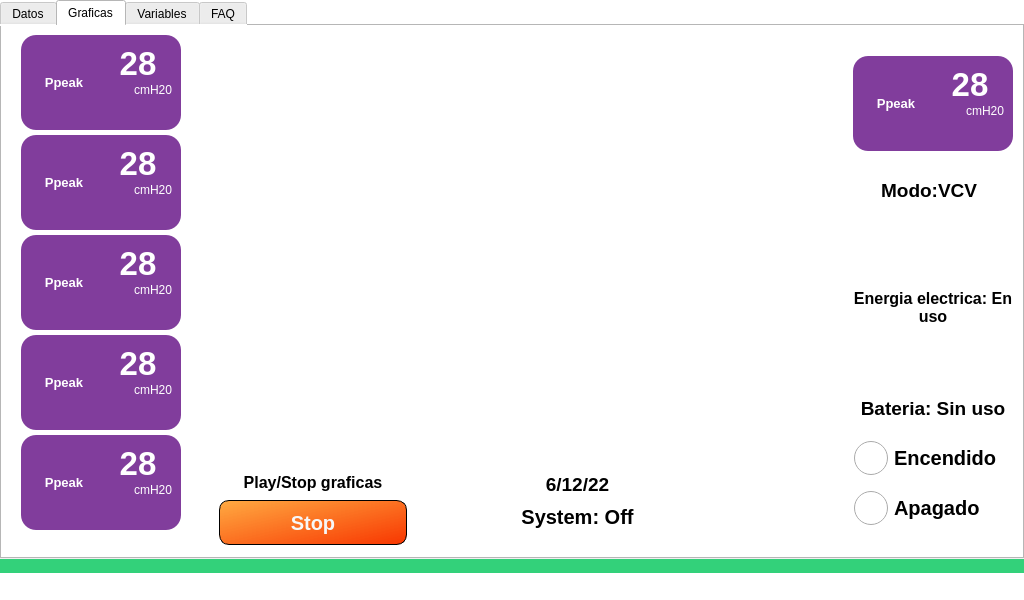
Qt form _main_.ui (JulianDuque97/EPI) before a commit.
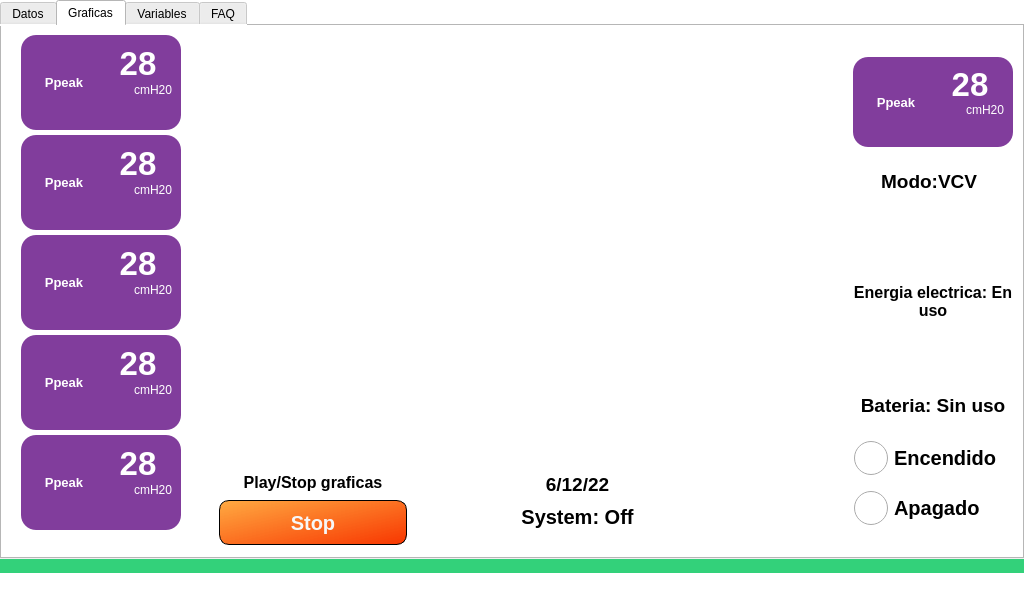
The same form after that commit. Icons and pictures are not drawn. Custom widgets are drawn as their Qt base class.

The edit to the form file:
```diff
--- a/_main_.ui
+++ b/_main_.ui
@@ -1657,12 +1657,293 @@
               <property name="spacing">
                <number>0</number>
               </property>
+              <item row="2" column="0">
+               <layout class="QVBoxLayout" name="verticalLayout_2">
+                <property name="spacing">
+                 <number>15</number>
+                </property>
+                <item>
+                 <widget class="QLabel" name="label_118">
+                  <property name="minimumSize">
+                   <size>
+                    <width>120</width>
+                    <height>50</height>
+                   </size>
+                  </property>
+                  <property name="maximumSize">
+                   <size>
+                    <width>16777215</width>
+                    <height>50</height>
+                   </size>
+                  </property>
+                  <property name="font">
+                   <font>
+                    <pointsize>11</pointsize>
+                    <weight>75</weight>
+                    <bold>true</bold>
+                   </font>
+                  </property>
+                  <property name="layoutDirection">
+                   <enum>Qt::LeftToRight</enum>
+                  </property>
+                  <property name="styleSheet">
+                   <string notr="true">image: url(:/logos/Images/electric.jpg);</string>
+                  </property>
+                  <property name="text">
+                   <string/>
+                  </property>
+                  <property name="alignment">
+                   <set>Qt::AlignCenter</set>
+                  </property>
+                 </widget>
+                </item>
+                <item>
+                 <widget class="QLabel" name="label_122">
+                  <property name="minimumSize">
+                   <size>
+                    <width>110</width>
+                    <height>30</height>
+                   </size>
+                  </property>
+                  <property name="maximumSize">
+                   <size>
+                    <width>16777215</width>
+                    <height>40</height>
+                   </size>
+                  </property>
+                  <property name="font">
+                   <font>
+                    <pointsize>12</pointsize>
+                    <weight>75</weight>
+                    <bold>true</bold>
+                   </font>
+                  </property>
+                  <property name="layoutDirection">
+                   <enum>Qt::LeftToRight</enum>
+                  </property>
+                  <property name="text">
+                   <string>Energia electrica: En uso</string>
+                  </property>
+                  <property name="scaledContents">
+                   <bool>true</bool>
+                  </property>
+                  <property name="alignment">
+                   <set>Qt::AlignCenter</set>
+                  </property>
+                  <property name="wordWrap">
+                   <bool>true</bool>
+                  </property>
+                 </widget>
+                </item>
+               </layout>
+              </item>
+              <item row="4" column="0">
+               <layout class="QVBoxLayout" name="verticalLayout_4">
+                <property name="spacing">
+                 <number>15</number>
+                </property>
+                <item>
+                 <widget class="QRadioButton" name="radioButton">
+                  <property name="minimumSize">
+                   <size>
+                    <width>0</width>
+                    <height>25</height>
+                   </size>
+                  </property>
+                  <property name="font">
+                   <font>
+                    <pointsize>15</pointsize>
+                    <weight>75</weight>
+                    <bold>true</bold>
+                   </font>
+                  </property>
+                  <property name="styleSheet">
+                   <string notr="true">QRadioButton::indicator { width: 35px; height: 35px;}</string>
+                  </property>
+                  <property name="text">
+                   <string>Encendido</string>
+                  </property>
+                  <property name="iconSize">
+                   <size>
+                    <width>36</width>
+                    <height>20</height>
+                   </size>
+                  </property>
+                 </widget>
+                </item>
+                <item>
+                 <widget class="QRadioButton" name="radioButton_2">
+                  <property name="font">
+                   <font>
+                    <pointsize>15</pointsize>
+                    <weight>75</weight>
+                    <bold>true</bold>
+                   </font>
+                  </property>
+                  <property name="styleSheet">
+                   <string notr="true">QRadioButton::indicator { width: 35px; height: 35px;}</string>
+                  </property>
+                  <property name="text">
+                   <string>Apagado</string>
+                  </property>
+                  <property name="iconSize">
+                   <size>
+                    <width>54</width>
+                    <height>41</height>
+                   </size>
+                  </property>
+                 </widget>
+                </item>
+               </layout>
+              </item>
+              <item row="1" column="0">
+               <layout class="QHBoxLayout" name="horizontalLayout_2">
+                <item>
+                 <widget class="QLabel" name="label_117">
+                  <property name="minimumSize">
+                   <size>
+                    <width>85</width>
+                    <height>25</height>
+                   </size>
+                  </property>
+                  <property name="maximumSize">
+                   <size>
+                    <width>70</width>
+                    <height>25</height>
+                   </size>
+                  </property>
+                  <property name="font">
+                   <font>
+                    <pointsize>14</pointsize>
+                    <weight>75</weight>
+                    <bold>true</bold>
+                   </font>
+                  </property>
+                  <property name="layoutDirection">
+                   <enum>Qt::LeftToRight</enum>
+                  </property>
+                  <property name="text">
+                   <string>Modo:</string>
+                  </property>
+                  <property name="alignment">
+                   <set>Qt::AlignRight|Qt::AlignTrailing|Qt::AlignVCenter</set>
+                  </property>
+                 </widget>
+                </item>
+                <item>
+                 <widget class="QLabel" name="label_115">
+                  <property name="minimumSize">
+                   <size>
+                    <width>50</width>
+                    <height>25</height>
+                   </size>
+                  </property>
+                  <property name="maximumSize">
+                   <size>
+                    <width>16777215</width>
+                    <height>25</height>
+                   </size>
+                  </property>
+                  <property name="font">
+                   <font>
+                    <pointsize>14</pointsize>
+                    <weight>75</weight>
+                    <bold>true</bold>
+                   </font>
+                  </property>
+                  <property name="layoutDirection">
+                   <enum>Qt::LeftToRight</enum>
+                  </property>
+                  <property name="text">
+                   <string>VCV</string>
+                  </property>
+                  <property name="alignment">
+                   <set>Qt::AlignLeading|Qt::AlignLeft|Qt::AlignVCenter</set>
+                  </property>
+                 </widget>
+                </item>
+               </layout>
+              </item>
+              <item row="3" column="0">
+               <layout class="QVBoxLayout" name="verticalLayout_3">
+                <item>
+                 <widget class="QLabel" name="label_119">
+                  <property name="minimumSize">
+                   <size>
+                    <width>166</width>
+                    <height>50</height>
+                   </size>
+                  </property>
+                  <property name="maximumSize">
+                   <size>
+                    <width>170</width>
+                    <height>50</height>
+                   </size>
+                  </property>
+                  <property name="font">
+                   <font>
+                    <pointsize>10</pointsize>
+                    <weight>75</weight>
+                    <bold>true</bold>
+                   </font>
+                  </property>
+                  <property name="layoutDirection">
+                   <enum>Qt::LeftToRight</enum>
+                  </property>
+                  <property name="styleSheet">
+                   <string notr="true">image: url(:/logos/Images/full-battery.jpg);</string>
+                  </property>
+                  <property name="text">
+                   <string/>
+                  </property>
+                  <property name="alignment">
+                   <set>Qt::AlignCenter</set>
+                  </property>
+                 </widget>
+                </item>
+                <item>
+                 <widget class="QLabel" name="label_121">
+                  <property name="minimumSize">
+                   <size>
+                    <width>110</width>
+                    <height>25</height>
+                   </size>
+                  </property>
+                  <property name="maximumSize">
+                   <size>
+                    <width>16777215</width>
+                    <height>25</height>
+                   </size>
+                  </property>
+                  <property name="font">
+                   <font>
+                    <pointsize>14</pointsize>
+                    <weight>75</weight>
+                    <bold>true</bold>
+                   </font>
+                  </property>
+                  <property name="layoutDirection">
+                   <enum>Qt::LeftToRight</enum>
+                  </property>
+                  <property name="text">
+                   <string>Bateria: Sin uso</string>
+                  </property>
+                  <property name="alignment">
+                   <set>Qt::AlignCenter</set>
+                  </property>
+                  <property name="wordWrap">
+                   <bool>true</bool>
+                  </property>
+                 </widget>
+                </item>
+               </layout>
+              </item>
               <item row="0" column="0">
                <widget class="QFrame" name="frame_28">
                 <property name="minimumSize">
                  <size>
                   <width>160</width>
-                  <height>95</height>
+                  <height>90</height>
                  </size>
                 </property>
                 <property name="maximumSize">
@@ -1755,303 +2036,6 @@
                 </layout>
                </widget>
               </item>
-              <item row="1" column="0">
-               <spacer name="verticalSpacer_2">
-                <property name="orientation">
-                 <enum>Qt::Vertical</enum>
-                </property>
-                <property name="sizeType">
-                 <enum>QSizePolicy::Fixed</enum>
-                </property>
-                <property name="sizeHint" stdset="0">
-                 <size>
-                  <width>20</width>
-                  <height>10</height>
-                 </size>
-                </property>
-               </spacer>
-              </item>
-              <item row="2" column="0">
-               <layout class="QHBoxLayout" name="horizontalLayout_2">
-                <item>
-                 <widget class="QLabel" name="label_117">
-                  <property name="minimumSize">
-                   <size>
-                    <width>85</width>
-                    <height>25</height>
-                   </size>
-                  </property>
-                  <property name="maximumSize">
-                   <size>
-                    <width>70</width>
-                    <height>25</height>
-                   </size>
-                  </property>
-                  <property name="font">
-                   <font>
-                    <pointsize>14</pointsize>
-                    <weight>75</weight>
-                    <bold>true</bold>
-                   </font>
-                  </property>
-                  <property name="layoutDirection">
-                   <enum>Qt::LeftToRight</enum>
-                  </property>
-                  <property name="text">
-                   <string>Modo:</string>
-                  </property>
-                  <property name="alignment">
-                   <set>Qt::AlignRight|Qt::AlignTrailing|Qt::AlignVCenter</set>
-                  </property>
-                 </widget>
-                </item>
-                <item>
-                 <widget class="QLabel" name="label_115">
-                  <property name="minimumSize">
-                   <size>
-                    <width>50</width>
-                    <height>25</height>
-                   </size>
-                  </property>
-                  <property name="maximumSize">
-                   <size>
-                    <width>16777215</width>
-                    <height>25</height>
-                   </size>
-                  </property>
-                  <property name="font">
-                   <font>
-                    <pointsize>14</pointsize>
-                    <weight>75</weight>
-                    <bold>true</bold>
-                   </font>
-                  </property>
-                  <property name="layoutDirection">
-                   <enum>Qt::LeftToRight</enum>
-                  </property>
-                  <property name="text">
-                   <string>VCV</string>
-                  </property>
-                  <property name="alignment">
-                   <set>Qt::AlignLeading|Qt::AlignLeft|Qt::AlignVCenter</set>
-                  </property>
-                 </widget>
-                </item>
-               </layout>
-              </item>
-              <item row="3" column="0">
-               <layout class="QVBoxLayout" name="verticalLayout_2">
-                <property name="spacing">
-                 <number>15</number>
-                </property>
-                <item>
-                 <widget class="QLabel" name="label_118">
-                  <property name="minimumSize">
-                   <size>
-                    <width>120</width>
-                    <height>50</height>
-                   </size>
-                  </property>
-                  <property name="maximumSize">
-                   <size>
-                    <width>16777215</width>
-                    <height>50</height>
-                   </size>
-                  </property>
-                  <property name="font">
-                   <font>
-                    <pointsize>11</pointsize>
-                    <weight>75</weight>
-                    <bold>true</bold>
-                   </font>
-                  </property>
-                  <property name="layoutDirection">
-                   <enum>Qt::LeftToRight</enum>
-                  </property>
-                  <property name="styleSheet">
-                   <string notr="true">image: url(:/logos/Images/electric.jpg);</string>
-                  </property>
-                  <property name="text">
-                   <string/>
-                  </property>
-                  <property name="alignment">
-                   <set>Qt::AlignCenter</set>
-                  </property>
-                 </widget>
-                </item>
-                <item>
-                 <widget class="QLabel" name="label_122">
-                  <property name="minimumSize">
-                   <size>
-                    <width>110</width>
-                    <height>30</height>
-                   </size>
-                  </property>
-                  <property name="maximumSize">
-                   <size>
-                    <width>16777215</width>
-                    <height>40</height>
-                   </size>
-                  </property>
-                  <property name="font">
-                   <font>
-                    <pointsize>12</pointsize>
-                    <weight>75</weight>
-                    <bold>true</bold>
-                   </font>
-                  </property>
-                  <property name="layoutDirection">
-                   <enum>Qt::LeftToRight</enum>
-                  </property>
-                  <property name="text">
-                   <string>Energia electrica: En uso</string>
-                  </property>
-                  <property name="scaledContents">
-                   <bool>true</bool>
-                  </property>
-                  <property name="alignment">
-                   <set>Qt::AlignCenter</set>
-                  </property>
-                  <property name="wordWrap">
-                   <bool>true</bool>
-                  </property>
-                 </widget>
-                </item>
-               </layout>
-              </item>
-              <item row="4" column="0">
-               <layout class="QVBoxLayout" name="verticalLayout_3">
-                <item>
-                 <widget class="QLabel" name="label_119">
-                  <property name="minimumSize">
-                   <size>
-                    <width>166</width>
-                    <height>50</height>
-                   </size>
-                  </property>
-                  <property name="maximumSize">
-                   <size>
-                    <width>170</width>
-                    <height>50</height>
-                   </size>
-                  </property>
-                  <property name="font">
-                   <font>
-                    <pointsize>10</pointsize>
-                    <weight>75</weight>
-                    <bold>true</bold>
-                   </font>
-                  </property>
-                  <property name="layoutDirection">
-                   <enum>Qt::LeftToRight</enum>
-                  </property>
-                  <property name="styleSheet">
-                   <string notr="true">image: url(:/logos/Images/full-battery.jpg);</string>
-                  </property>
-                  <property name="text">
-                   <string/>
-                  </property>
-                  <property name="alignment">
-                   <set>Qt::AlignCenter</set>
-                  </property>
-                 </widget>
-                </item>
-                <item>
-                 <widget class="QLabel" name="label_121">
-                  <property name="minimumSize">
-                   <size>
-                    <width>110</width>
-                    <height>25</height>
-                   </size>
-                  </property>
-                  <property name="maximumSize">
-                   <size>
-                    <width>16777215</width>
-                    <height>25</height>
-                   </size>
-                  </property>
-                  <property name="font">
-                   <font>
-                    <pointsize>14</pointsize>
-                    <weight>75</weight>
-                    <bold>true</bold>
-                   </font>
-                  </property>
-                  <property name="layoutDirection">
-                   <enum>Qt::LeftToRight</enum>
-                  </property>
-                  <property name="text">
-                   <string>Bateria: Sin uso</string>
-                  </property>
-                  <property name="alignment">
-                   <set>Qt::AlignCenter</set>
-                  </property>
-                  <property name="wordWrap">
-                   <bool>true</bool>
-                  </property>
-                 </widget>
-                </item>
-               </layout>
-              </item>
-              <item row="5" column="0">
-               <layout class="QVBoxLayout" name="verticalLayout_4">
-                <property name="spacing">
-                 <number>15</number>
-                </property>
-                <item>
-                 <widget class="QRadioButton" name="radioButton">
-                  <property name="minimumSize">
-                   <size>
-                    <width>0</width>
-                    <height>25</height>
-                   </size>
-                  </property>
-                  <property name="font">
-                   <font>
-                    <pointsize>15</pointsize>
-                    <weight>75</weight>
-                    <bold>true</bold>
-                   </font>
-                  </property>
-                  <property name="styleSheet">
-                   <string notr="true">QRadioButton::indicator { width: 35px; height: 35px;}</string>
-                  </property>
-                  <property name="text">
-                   <string>Encendido</string>
-                  </property>
-                  <property name="iconSize">
-                   <size>
-                    <width>36</width>
-                    <height>20</height>
-                   </size>
-                  </property>
-                 </widget>
-                </item>
-                <item>
-                 <widget class="QRadioButton" name="radioButton_2">
-                  <property name="font">
-                   <font>
-                    <pointsize>15</pointsize>
-                    <weight>75</weight>
-                    <bold>true</bold>
-                   </font>
-                  </property>
-                  <property name="styleSheet">
-                   <string notr="true">QRadioButton::indicator { width: 35px; height: 35px;}</string>
-                  </property>
-                  <property name="text">
-                   <string>Apagado</string>
-                  </property>
-                  <property name="iconSize">
-                   <size>
-                    <width>54</width>
-                    <height>41</height>
-                   </size>
-                  </property>
-                 </widget>
-                </item>
-               </layout>
-              </item>
              </layout>
             </widget>
            </item>
```
